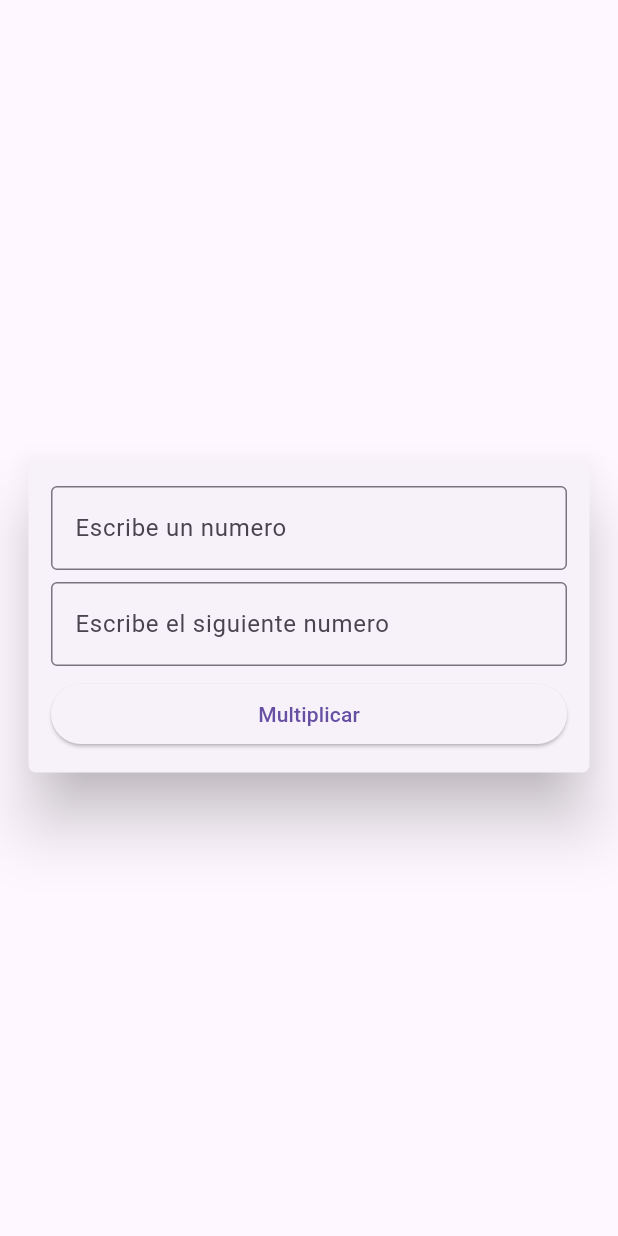
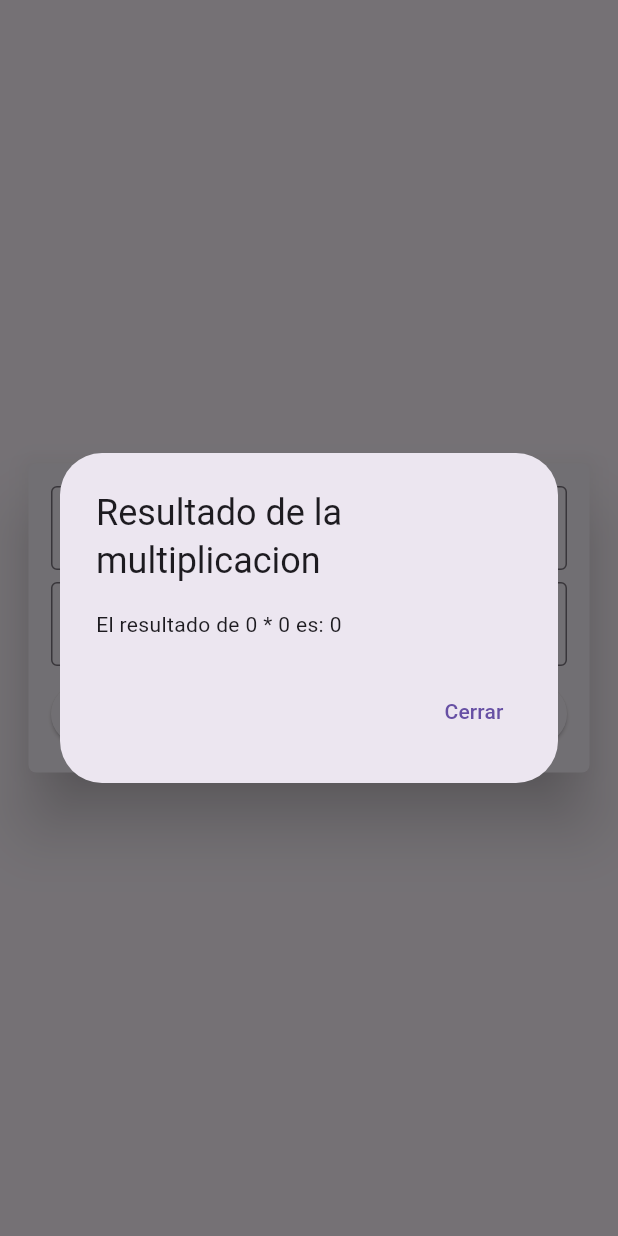
Before and after one commit to sofianuno/Practica4, a Flutter app: the Multiplicacion screen opened directly, after a tap on "Multiplicar", on a phone screen of 412 x 824 dp. Run offline on Flutter 3.47's test engine with Material 3 defaults, Android fonts, the phone set to English and light mode, and no system bars.

Commit message:
no message

```diff
--- a/flutter_application_4/lib/widget/Division.dart
+++ b/flutter_application_4/lib/widget/Division.dart
@@ -10,8 +10,6 @@ class Division extends StatefulWidget {
     return body();
   }
 }
-
-void Dividir() {}
 
 class body extends State<Division> {
   final n1 = TextEditingController();
@@ -80,4 +78,28 @@ class body extends State<Division> {
       ),
     );
   }
+
+  void Dividir() {
+    // Convierte los textos a enteros
+    final num1 = int.tryParse(n1.text) ?? 0;
+    final num2 = int.tryParse(n2.text) ?? 0;
+    // Realiza la resta
+    final resultado = num1 % num2;
+    // Muestra el resultado en un AlertDialog
+    showDialog(
+      context: context,
+      builder: (BuildContext context) {
+        return AlertDialog(
+          title: const Text("Resultado de la division"),
+          content: Text("El resultado de $num1 % $num2 es: $resultado"),
+          actions: [
+            TextButton(
+              onPressed: () => Navigator.of(context).pop(), // Cierra el diálogo
+              child: const Text("Cerrar"),
+            ),
+          ],
+        );
+      },
+    );
+  }
 }
--- a/flutter_application_4/lib/widget/Multiplicacion.dart
+++ b/flutter_application_4/lib/widget/Multiplicacion.dart
@@ -10,8 +10,6 @@ class Multiplicacion extends StatefulWidget {
     return body();
   }
 }
-
-void multiplicar() {}
 
 class body extends State<Multiplicacion> {
   final n1 = TextEditingController();
@@ -66,7 +64,7 @@ class body extends State<Multiplicacion> {
                     SizedBox(
                       width: double.infinity,
                       child: ElevatedButton(
-                        onPressed: multiplicar,
+                        onPressed: Multiplicar,
                         child: Text('Multiplicar'),
                       ),
                     ),
@@ -79,4 +77,28 @@ class body extends State<Multiplicacion> {
       ),
     );
   }
+
+  void Multiplicar() {
+    // Convierte los textos a enteros
+    final num1 = int.tryParse(n1.text) ?? 0;
+    final num2 = int.tryParse(n2.text) ?? 0;
+    // Realiza la resta
+    final resultado = num1 * num2;
+    // Muestra el resultado en un AlertDialog
+    showDialog(
+      context: context,
+      builder: (BuildContext context) {
+        return AlertDialog(
+          title: const Text("Resultado de la multiplicacion"),
+          content: Text("El resultado de $num1 * $num2 es: $resultado"),
+          actions: [
+            TextButton(
+              onPressed: () => Navigator.of(context).pop(), // Cierra el diálogo
+              child: const Text("Cerrar"),
+            ),
+          ],
+        );
+      },
+    );
+  }
 }
--- a/flutter_application_4/lib/widget/Resta.dart
+++ b/flutter_application_4/lib/widget/Resta.dart
@@ -10,8 +10,6 @@ class Resta extends StatefulWidget {
     return body();
   }
 }
-
-void restar() {}
 
 class body extends State<Resta> {
   final n1 = TextEditingController();
@@ -79,4 +77,28 @@ class body extends State<Resta> {
       ),
     );
   }
+
+  void restar() {
+    // Convierte los textos a enteros
+    final num1 = int.tryParse(n1.text) ?? 0;
+    final num2 = int.tryParse(n2.text) ?? 0;
+    // Realiza la resta
+    final resultado = num1 - num2;
+    // Muestra el resultado en un AlertDialog
+    showDialog(
+      context: context,
+      builder: (BuildContext context) {
+        return AlertDialog(
+          title: const Text("Resultado de la Resta"),
+          content: Text("El resultado de $num1 - $num2 es: $resultado"),
+          actions: [
+            TextButton(
+              onPressed: () => Navigator.of(context).pop(), // Cierra el diálogo
+              child: const Text("Cerrar"),
+            ),
+          ],
+        );
+      },
+    );
+  }
 }
--- a/flutter_application_4/lib/widget/Suma.dart
+++ b/flutter_application_4/lib/widget/Suma.dart
@@ -10,8 +10,6 @@ class Suma extends StatefulWidget {
     return body();
   }
 }
-
-void sumar() {}
 
 class body extends State<Suma> {
   final n1 = TextEditingController();
@@ -80,4 +78,28 @@ class body extends State<Suma> {
       ),
     );
   }
+
+  void sumar() {
+    // Convierte los textos a enteros
+    final num1 = int.tryParse(n1.text) ?? 0;
+    final num2 = int.tryParse(n2.text) ?? 0;
+    // Realiza la resta
+    final resultado = num1 + num2;
+    // Muestra el resultado en un AlertDialog
+    showDialog(
+      context: context,
+      builder: (BuildContext context) {
+        return AlertDialog(
+          title: const Text("Resultado de la Suma"),
+          content: Text("El resultado de $num1 + $num2 es: $resultado"),
+          actions: [
+            TextButton(
+              onPressed: () => Navigator.of(context).pop(), // Cierra el diálogo
+              child: const Text("Cerrar"),
+            ),
+          ],
+        );
+      },
+    );
+  }
 }
```
